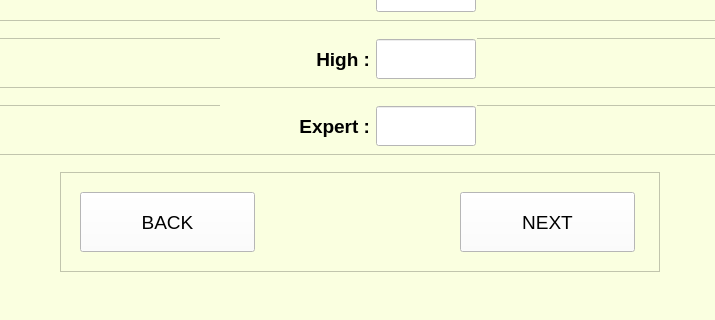
This is ui_files/ability_scaling_screen.ui in Ris-code/institutional_benchmarking_model as Qt 5 draws it before an edit; both pictures show x 147 to 862 and y 233 to 553 of the 1014 by 553 pixel window. The edited form follows.
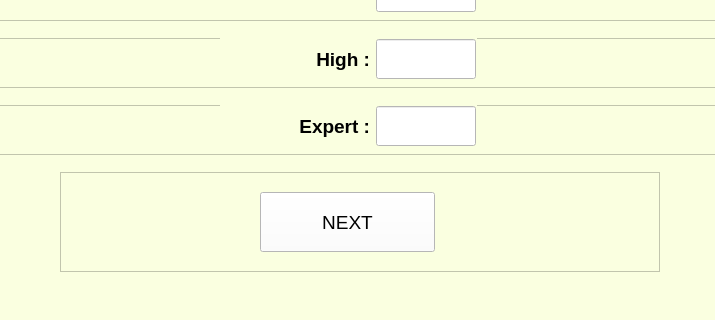
This is the edited form.

Diff of the .ui file:
```diff
--- a/ui_files/ability_scaling_screen.ui
+++ b/ui_files/ability_scaling_screen.ui
@@ -638,53 +638,10 @@
       <property name="frameShadow">
        <enum>QFrame::Raised</enum>
       </property>
-      <widget class="QPushButton" name="backButton">
-       <property name="geometry">
-        <rect>
-         <x>20</x>
-         <y>20</y>
-         <width>175</width>
-         <height>60</height>
-        </rect>
-       </property>
-       <property name="sizePolicy">
-        <sizepolicy hsizetype="Preferred" vsizetype="Preferred">
-         <horstretch>0</horstretch>
-         <verstretch>0</verstretch>
-        </sizepolicy>
-       </property>
-       <property name="minimumSize">
-        <size>
-         <width>175</width>
-         <height>60</height>
-        </size>
-       </property>
-       <property name="maximumSize">
-        <size>
-         <width>175</width>
-         <height>60</height>
-        </size>
-       </property>
-       <property name="font">
-        <font>
-         <family>Arial</family>
-         <pointsize>14</pointsize>
-         <weight>50</weight>
-         <italic>false</italic>
-         <bold>false</bold>
-        </font>
-       </property>
-       <property name="styleSheet">
-        <string notr="true">background-color: rgb(255, 255, 255);</string>
-       </property>
-       <property name="text">
-        <string>BACK</string>
-       </property>
-      </widget>
       <widget class="QPushButton" name="nextButton">
        <property name="geometry">
         <rect>
-         <x>400</x>
+         <x>200</x>
          <y>20</y>
          <width>175</width>
          <height>60</height>
```
